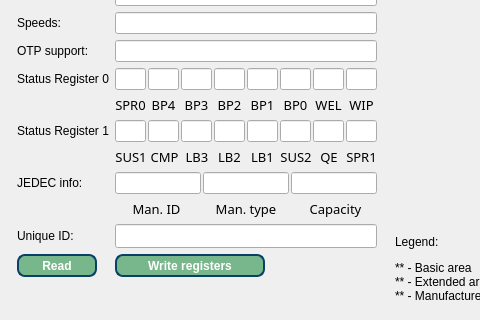
bigbigmdm/IMSProg, file IMSProg_programmer/dialogsfdp.ui: the form before one commit; both pictures show x 0 to 480 and y 145 to 465 of the 874 by 465 pixel window.
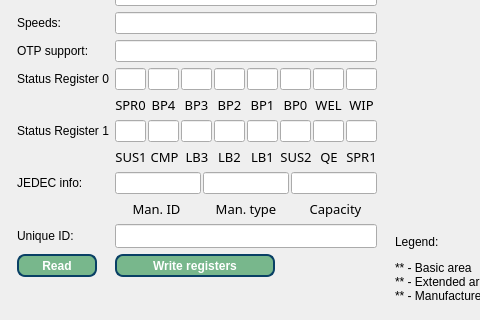
The form after the commit. Icons and pictures are not drawn.

What changed in the file:
```diff
--- a/IMSProg_programmer/dialogsfdp.ui
+++ b/IMSProg_programmer/dialogsfdp.ui
@@ -1406,13 +1406,13 @@
       <widget class="QPushButton" name="pushButton_3">
        <property name="minimumSize">
         <size>
-         <width>150</width>
+         <width>160</width>
          <height>23</height>
         </size>
        </property>
        <property name="maximumSize">
         <size>
-         <width>150</width>
+         <width>160</width>
          <height>23</height>
         </size>
        </property>
```
